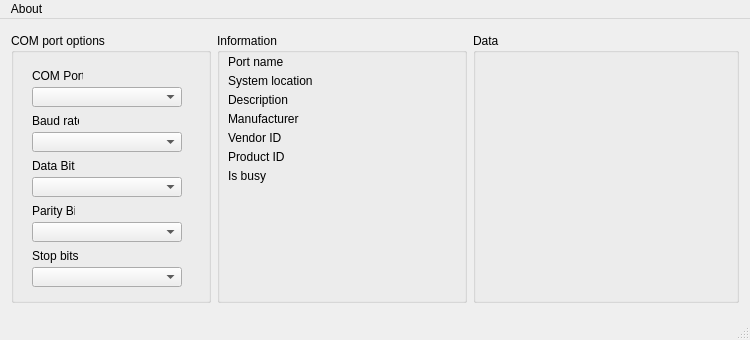
First picture: the form in mainwindow.ui, repository olehxch/serial-port-explorer, before the edit.
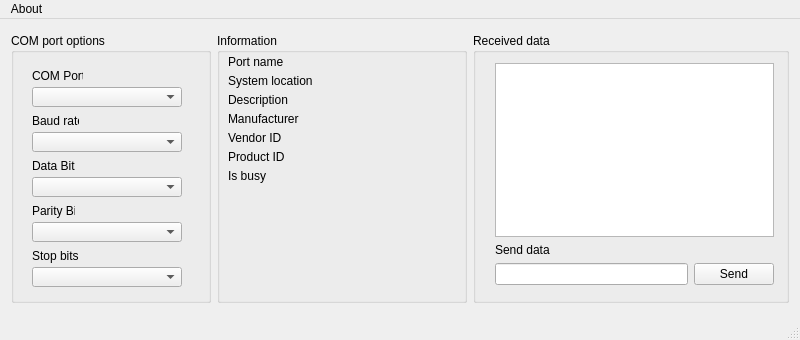
Second picture: the form after the edit.

Commit message: * Fixed error with "index out of range" in chosing value in list of ports + Added text box to send some data to port

Patch:
```diff
--- a/mainwindow.ui
+++ b/mainwindow.ui
@@ -6,19 +6,19 @@
    <rect>
     <x>0</x>
     <y>0</y>
-    <width>750</width>
+    <width>800</width>
     <height>340</height>
    </rect>
   </property>
   <property name="minimumSize">
    <size>
-    <width>750</width>
+    <width>800</width>
     <height>340</height>
    </size>
   </property>
   <property name="maximumSize">
    <size>
-    <width>750</width>
+    <width>800</width>
     <height>340</height>
    </size>
   </property>
@@ -333,8 +333,48 @@
          </size>
         </property>
         <property name="title">
-         <string>Data</string>
+         <string>Received data</string>
         </property>
+        <widget class="QWidget" name="">
+         <property name="geometry">
+          <rect>
+           <x>11</x>
+           <y>19</y>
+           <width>301</width>
+           <height>244</height>
+          </rect>
+         </property>
+         <layout class="QVBoxLayout" name="verticalLayout">
+          <item>
+           <widget class="QTextEdit" name="receivedDataBox">
+            <property name="readOnly">
+             <bool>true</bool>
+            </property>
+           </widget>
+          </item>
+          <item>
+           <widget class="QLabel" name="label_5">
+            <property name="text">
+             <string>Send data</string>
+            </property>
+           </widget>
+          </item>
+          <item>
+           <layout class="QHBoxLayout" name="horizontalLayout_3">
+            <item>
+             <widget class="QLineEdit" name="dataLine"/>
+            </item>
+            <item>
+             <widget class="QPushButton" name="sendData">
+              <property name="text">
+               <string>Send</string>
+              </property>
+             </widget>
+            </item>
+           </layout>
+          </item>
+         </layout>
+        </widget>
        </widget>
       </item>
      </layout>
@@ -346,7 +386,7 @@
     <rect>
      <x>0</x>
      <y>0</y>
-     <width>750</width>
+     <width>800</width>
      <height>21</height>
     </rect>
    </property>
```
Left out of the diff: 8 changed lines with no effect on the pictures. The commit also changes 1 other file.
